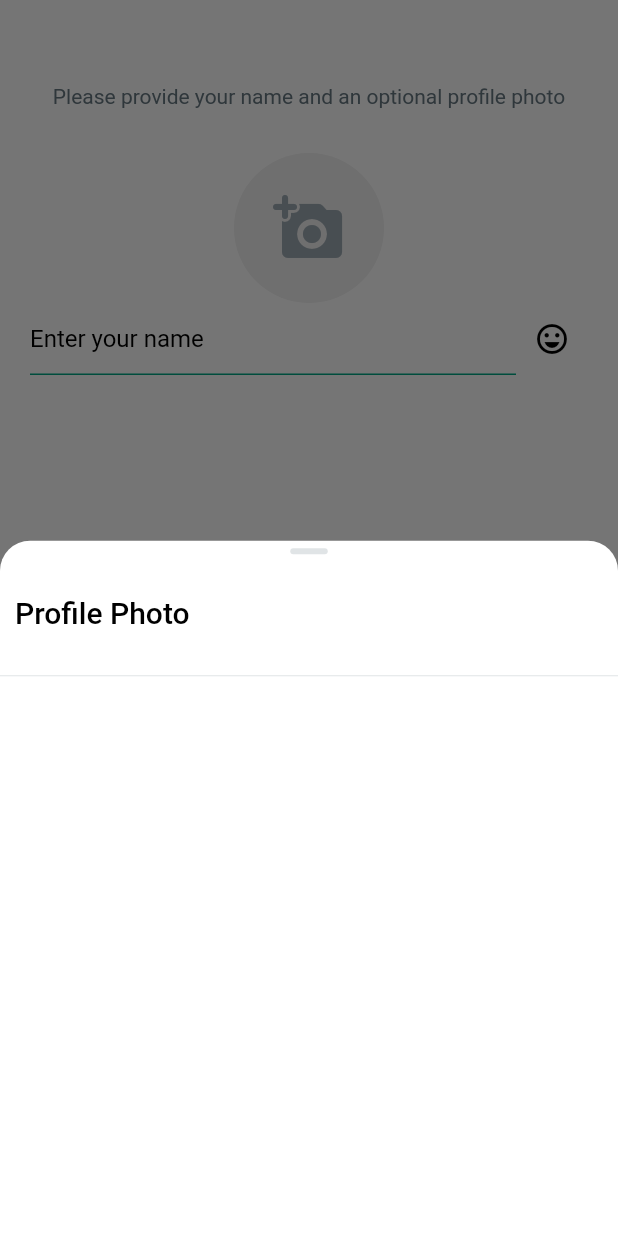
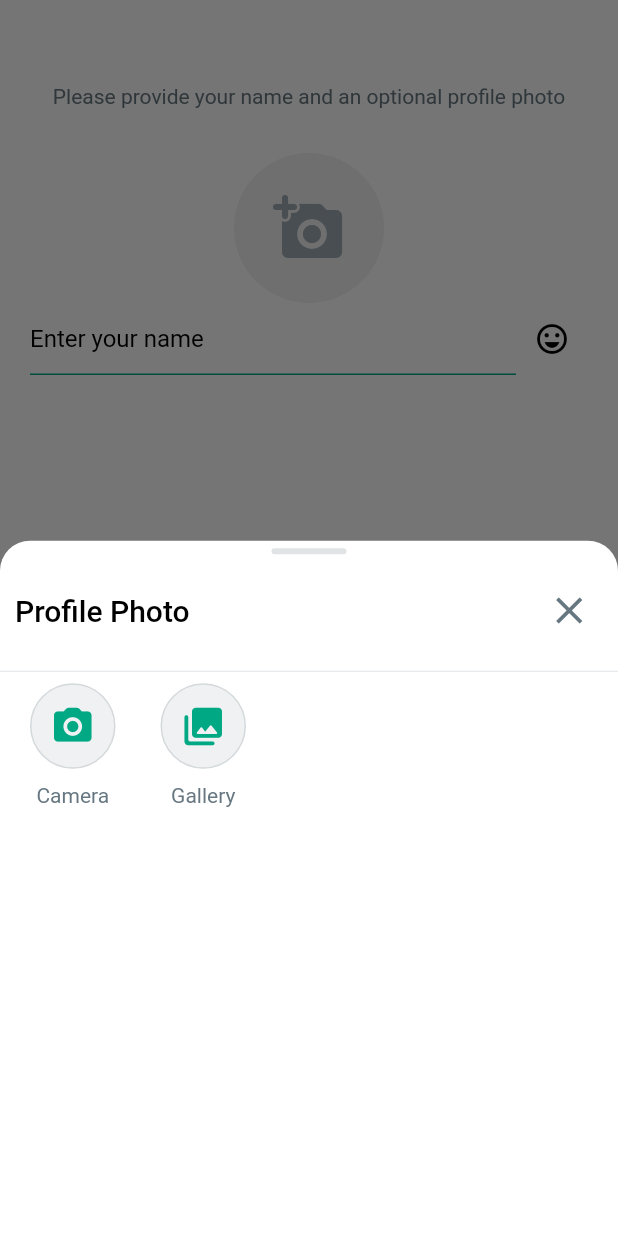
Before and after one commit to mageshyt/whatapp_clone_flutter, a Flutter app: the UserInformationView screen opened by its route, after a tap on the "add a photo" icon, on a phone screen of 412 x 824 dp. Run offline on Flutter 3.47's test engine with Material 2 defaults, Android fonts, the phone set to English and light mode, and no system bars; our stand-ins replace cloud_firestore, country_picker, firebase_auth, firebase_core, flutter_otp_text_field, flutter_riverpod and 1 more; missing offline and left inert: photo_manager; accounts and stored records are empty.

Commit message:
:tada: pick image from gallery added

```diff
--- a/lib/common/widgets/reuse_appbar.dart
+++ b/lib/common/widgets/reuse_appbar.dart
@@ -4,9 +4,11 @@ import 'package:whatapp_clone/theme/custom_theme_extenstion.dart';
 
 class ReuseableAppbar extends StatelessWidget implements PreferredSizeWidget {
   final String title;
+  final bool isCenterTitle;
   const ReuseableAppbar({
     super.key,
-    required this.title
+    required this.title,
+    this.isCenterTitle = true,
   });
 
   @override
@@ -20,7 +22,7 @@ class ReuseableAppbar extends StatelessWidget implements PreferredSizeWidget {
           color: context.theme.authAppbarTextColor,
         ),
       ),
-      centerTitle: true,
+      centerTitle: isCenterTitle,
       leading: CustomIconButton(
         icon: Icons.arrow_back,
         onPressed: () => Navigator.of(context).pop(),
--- a/lib/features/auth/pages/login_view.dart
+++ b/lib/features/auth/pages/login_view.dart
@@ -3,10 +3,8 @@ import 'package:whatapp_clone/common/common.dart';
 import 'package:whatapp_clone/common/helper/show_alert_dialog.dart';
 import 'package:whatapp_clone/constants/colors.dart';
 import 'package:whatapp_clone/features/auth/controllers/auth_controller.dart';
-import 'package:whatapp_clone/features/auth/pages/opt_view.dart';
 import 'package:whatapp_clone/common/widgets/reuse_appbar.dart';
 import 'package:whatapp_clone/features/auth/widgets/custom_text_field.dart';
-import 'package:whatapp_clone/routers/router.dart';
 import 'package:whatapp_clone/theme/custom_theme_extenstion.dart';
 import 'package:country_picker/country_picker.dart';
 import 'package:flutter_riverpod/flutter_riverpod.dart';
--- a/lib/features/auth/pages/opt_view.dart
+++ b/lib/features/auth/pages/opt_view.dart
@@ -1,7 +1,6 @@
 import 'package:flutter/gestures.dart';
 import 'package:flutter/material.dart';
 import 'package:flutter_riverpod/flutter_riverpod.dart';
-import 'package:whatapp_clone/common/common.dart';
 import 'package:whatapp_clone/constants/colors.dart';
 import 'package:whatapp_clone/common/widgets/reuse_appbar.dart';
 import 'package:whatapp_clone/features/auth/controllers/auth_controller.dart';
--- a/lib/features/auth/pages/user_information_view.dart
+++ b/lib/features/auth/pages/user_information_view.dart
@@ -1,6 +1,8 @@
 import 'package:flutter/material.dart';
 import 'package:whatapp_clone/common/common.dart';
+import 'package:whatapp_clone/features/auth/pages/image_picker_view.dart';
 import 'package:whatapp_clone/features/auth/widgets/custom_text_field.dart';
+import 'package:whatapp_clone/features/auth/widgets/image_picker_icon.dart';
 import 'package:whatapp_clone/features/auth/widgets/short_h_bar.dart';
 import 'package:whatapp_clone/theme/custom_theme_extenstion.dart';
 
@@ -24,7 +26,9 @@ class _UserInformationViewState extends State<UserInformationView> {
           return Column(
             // mainAxisSize: MainAxisSize.min,
             children: [
-              const ShortHBar(),
+              const ShortHBar(
+                width: 50,
+              ),
               // ------ title ------
               Container(
                 padding: const EdgeInsets.all(10),
@@ -37,9 +41,11 @@ class _UserInformationViewState extends State<UserInformationView> {
                         )),
                     const Spacer(),
                     // ------ close icon ------
-                    IconButton(
+                    CustomIconButton(
                       onPressed: () => Navigator.of(context).pop(),
-                      icon: const Icon(Icons.close),
+                      icon: (Icons.close),
+                      iconsColor: context.theme.greyColor,
+                      iconSize: 30,
                     ),
                   ],
                 ),
@@ -48,8 +54,33 @@ class _UserInformationViewState extends State<UserInformationView> {
               // -------- Divider ------
               Divider(
                 color: context.theme.greyColor!.withOpacity(0.2),
+              ),
+              // ------ camera ------
+              Row(
+                children: [
+                  const SizedBox(
+                    width: 20,
+                  ),
+                  ImagePickerIcon(
+                      icon: Icons.camera_alt_rounded,
+                      title: 'Camera',
+                      onTap: () {}),
+                  const SizedBox(
+                    width: 30,
+                  ),
+                  ImagePickerIcon(
+                      icon: Icons.photo_library_rounded,
+                      title: 'Gallery',
+                      onTap: () {
+                        Navigator.of(context).pop();
+                        Navigator.of(context).push(
+                          MaterialPageRoute(
+                            builder: (context) => const ImagePickerView(),
+                          ),
+                        );
+                      })
+                ],
               )
-              // ------ camera ------
             ],
           );
         });
--- /dev/null
+++ b/lib/features/auth/widgets/image_picker_icon.dart
@@ -0,0 +1,49 @@
+import 'package:flutter/material.dart';
+import 'package:whatapp_clone/common/common.dart';
+import 'package:whatapp_clone/constants/colors.dart';
+import 'package:whatapp_clone/theme/custom_theme_extenstion.dart';
+
+class ImagePickerIcon extends StatelessWidget {
+  final IconData icon;
+  final String title;
+
+  final VoidCallback onTap;
+
+  const ImagePickerIcon(
+      {super.key,
+      required this.icon,
+      required this.title,
+      required this.onTap});
+
+  @override
+  Widget build(BuildContext context) {
+    return Column(
+      children: [
+        CustomIconButton(
+          icon: icon,
+          onPressed: onTap,
+          minWidth: 55,
+          iconSize: 30,
+          iconsColor: ThemeColors.greenDark,
+          border: Border.all(
+            color: context.theme.greyColor!.withOpacity(0.2),
+          ),
+
+          // ------ backgroundColor ------
+
+          backgroundColor: context.theme.greyColor!.withOpacity(0.1),
+        ),
+
+        const SizedBox(height: 10),
+
+        // ------ title ------
+        Text(
+          title,
+          style: TextStyle(
+            color: context.theme.greyColor,
+          ),
+        ),
+      ],
+    );
+  }
+}
--- a/lib/main.dart
+++ b/lib/main.dart
@@ -1,4 +1,3 @@
-
 import 'package:firebase_core/firebase_core.dart';
 import 'package:flutter/material.dart';
 import 'package:flutter_riverpod/flutter_riverpod.dart';
@@ -29,7 +28,7 @@ class MyApp extends StatelessWidget {
       darkTheme: darkTheme(),
       themeMode: ThemeMode.system,
       title: 'Whatsapp me',
-      home: const UserInformationView(),
+      home: const Welcome_screen(),
       onGenerateRoute: Routes.onGenerateRoute,
     );
   }
--- a/pubspec.yaml
+++ b/pubspec.yaml
@@ -43,6 +43,8 @@ dependencies:
   firebase_auth: ^4.8.0
   riverpod: ^2.3.10
   flutter_riverpod: ^2.3.10
+  image_picker: ^1.0.4
+  photo_manager: ^2.7.1
 
 flutter_icons:
   android: true
```
Also changed, not shown: lib/features/auth/pages/image_picker_view.dart (added, +133 -0 lines), pubspec.lock, 6 other files.
